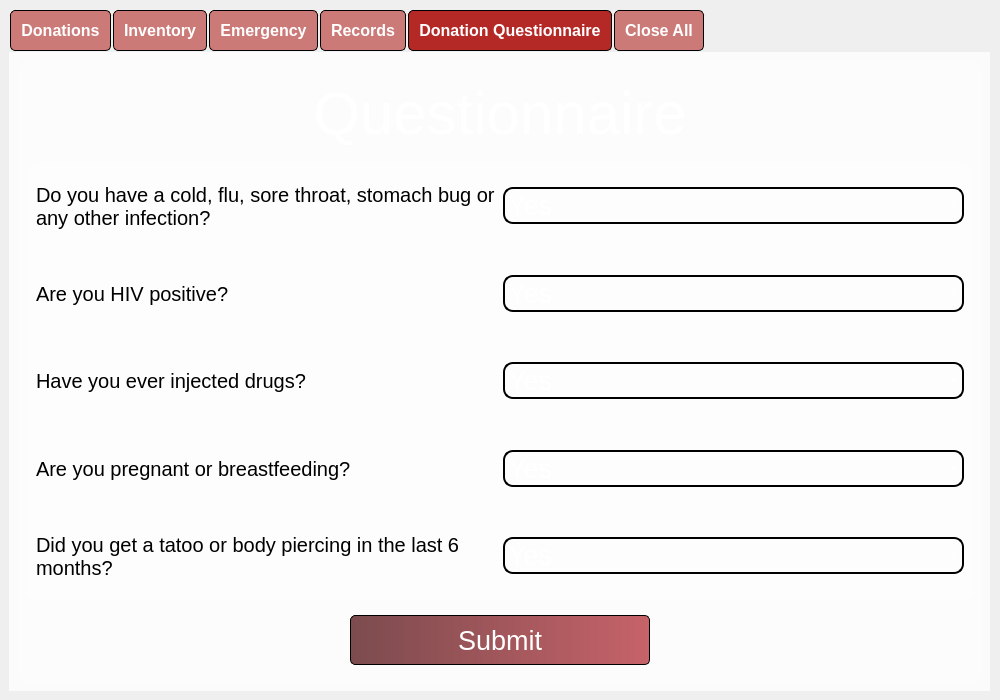
Old version of the form app/UI/main_management_system.ui in the repository SubZeroX9/Blood-Bank-System.
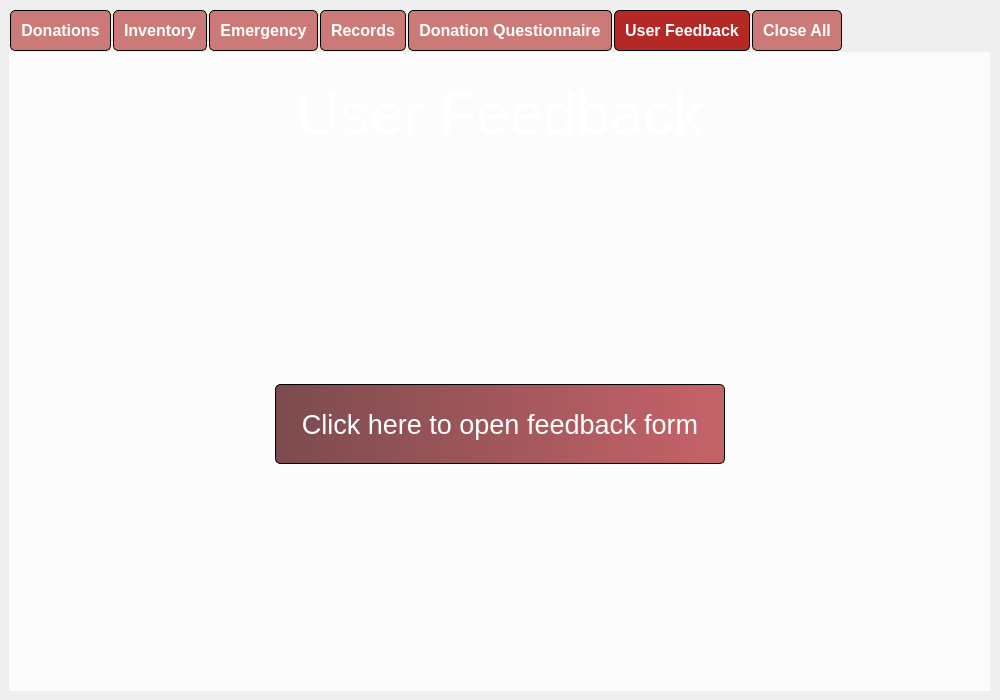
New version of the form. Icons and pictures are not drawn.

Commit message: added feedback feature (#4)

```diff
--- a/app/UI/main_management_system.ui
+++ b/app/UI/main_management_system.ui
@@ -94,7 +94,7 @@
        <enum>QTabWidget::Rounded</enum>
       </property>
       <property name="currentIndex">
-       <number>4</number>
+       <number>5</number>
       </property>
       <property name="elideMode">
        <enum>Qt::ElideLeft</enum>
@@ -1841,6 +1841,136 @@
         </item>
        </layout>
       </widget>
+      <widget class="QWidget" name="UserFeedback">
+       <attribute name="title">
+        <string>User Feedback</string>
+       </attribute>
+       <layout class="QVBoxLayout" name="verticalLayout_20">
+        <item>
+         <widget class="QFrame" name="frame_24">
+          <property name="styleSheet">
+           <string notr="true">*{border-image:none;
+background-color: rgba(255, 255, 255, 50);}
+</string>
+          </property>
+          <property name="frameShape">
+           <enum>QFrame::StyledPanel</enum>
+          </property>
+          <property name="frameShadow">
+           <enum>QFrame::Raised</enum>
+          </property>
+          <layout class="QVBoxLayout" name="verticalLayout_17">
+           <item alignment="Qt::AlignTop">
+            <widget class="QFrame" name="frame_25">
+             <property name="minimumSize">
+              <size>
+               <width>0</width>
+               <height>80</height>
+              </size>
+             </property>
+             <property name="styleSheet">
+              <string notr="true">background-color: none</string>
+             </property>
+             <property name="frameShape">
+              <enum>QFrame::StyledPanel</enum>
+             </property>
+             <property name="frameShadow">
+              <enum>QFrame::Raised</enum>
+             </property>
+             <layout class="QHBoxLayout" name="horizontalLayout_13">
+              <property name="spacing">
+               <number>20</number>
+              </property>
+              <item>
+               <widget class="QLabel" name="label_16">
+                <property name="font">
+                 <font>
+                  <pointsize>45</pointsize>
+                 </font>
+                </property>
+                <property name="styleSheet">
+                 <string notr="true">color: rgb(255, 255, 255);
+</string>
+                </property>
+                <property name="text">
+                 <string>User Feedback</string>
+                </property>
+                <property name="alignment">
+                 <set>Qt::AlignCenter</set>
+                </property>
+               </widget>
+              </item>
+             </layout>
+            </widget>
+           </item>
+           <item alignment="Qt::AlignHCenter|Qt::AlignTop">
+            <widget class="QFrame" name="frame_32">
+             <property name="styleSheet">
+              <string notr="true">background-color: none</string>
+             </property>
+             <property name="frameShape">
+              <enum>QFrame::StyledPanel</enum>
+             </property>
+             <property name="frameShadow">
+              <enum>QFrame::Raised</enum>
+             </property>
+             <layout class="QVBoxLayout" name="verticalLayout_19">
+              <item alignment="Qt::AlignHCenter|Qt::AlignTop">
+               <widget class="QPushButton" name="feedback_btn">
+                <property name="sizePolicy">
+                 <sizepolicy hsizetype="Minimum" vsizetype="Fixed">
+                  <horstretch>0</horstretch>
+                  <verstretch>0</verstretch>
+                 </sizepolicy>
+                </property>
+                <property name="minimumSize">
+                 <size>
+                  <width>450</width>
+                  <height>80</height>
+                 </size>
+                </property>
+                <property name="font">
+                 <font>
+                  <pointsize>20</pointsize>
+                 </font>
+                </property>
+                <property name="styleSheet">
+                 <string notr="true">*{
+	background-color: qlineargradient(spread:pad, x1:0, y1:0, x2:1, y2:0, stop:0 rgba(89, 27, 31, 200), stop:1 rgba(184, 57, 65, 200));
+    border: 1px solid black;
+	color: rgb(255, 255, 255);
+	border-radius: 5px
+}
+
+*:hover{
+background-color: qlineargradient(spread:pad, x1:0, y1:0, x2:1, y2:0, stop:0 rgba(200, 60, 69, 200), stop:1 rgba(184, 57, 65, 200));
+    border: 1px solid black;
+	color: rgb(255, 255, 255);
+	border-radius: 5px
+}
+
+*:pressed{
+	
+	background-color: qlineargradient(spread:pad, x1:0, y1:0, x2:1, y2:0, stop:0 rgba(151, 45, 52, 227), stop:1 rgba(184, 57, 65, 255));
+    border: 1px solid black;
+	color: rgb(255, 255, 255);
+	border-radius: 5px
+}
+</string>
+                </property>
+                <property name="text">
+                 <string>Click here to open feedback form</string>
+                </property>
+               </widget>
+              </item>
+             </layout>
+            </widget>
+           </item>
+          </layout>
+         </widget>
+        </item>
+       </layout>
+      </widget>
       <widget class="QWidget" name="CloseAll">
        <attribute name="title">
         <string>Close All</string>
```
The commit also changes 1 other file.
